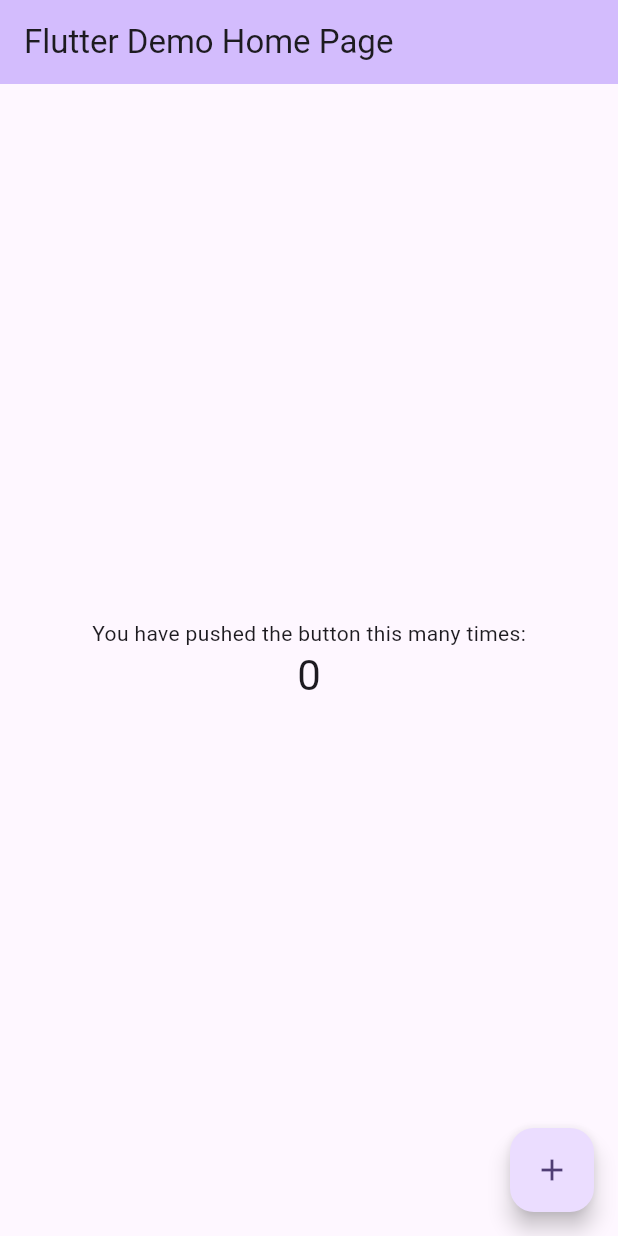
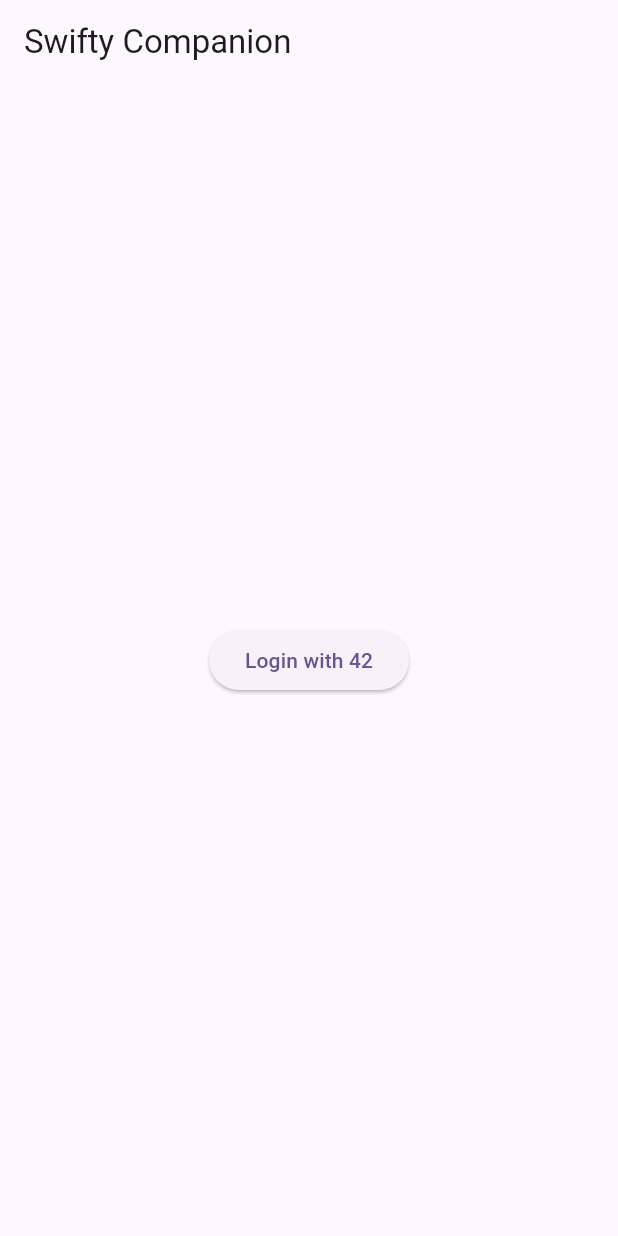
Before and after one commit to odkaz/swifty_companion, a Flutter app: the screen it shows after launch, on a phone screen of 412 x 824 dp. Run offline on Flutter 3.47's test engine with Material 3 defaults, Android fonts, the phone set to English and light mode, and no system bars; our stand-ins replace flutter_dotenv.

Commit message:
ios simulator

```diff
--- a/lib/main.dart
+++ b/lib/main.dart
@@ -1,122 +1,26 @@
 import 'package:flutter/material.dart';
+import 'package:flutter_dotenv/flutter_dotenv.dart';
+import 'screens/login_screen.dart';
 
-void main() {
-  runApp(const MyApp());
+Future<void> main() async {
+  try {
+    await dotenv.load(fileName: ".env");
+  } catch (e) {
+    print("Failed to load .env file: $e");
+  }
+  runApp(SwiftyCompanionApp());
 }
 
-class MyApp extends StatelessWidget {
-  const MyApp({super.key});
-
-  // This widget is the root of your application.
+class SwiftyCompanionApp extends StatelessWidget {
   @override
   Widget build(BuildContext context) {
     return MaterialApp(
-      title: 'Flutter Demo',
+      title: 'Swifty Companion',
       theme: ThemeData(
-        // This is the theme of your application.
-        //
-        // TRY THIS: Try running your application with "flutter run". You'll see
-        // the application has a purple toolbar. Then, without quitting the app,
-        // try changing the seedColor in the colorScheme below to Colors.green
-        // and then invoke "hot reload" (save your changes or press the "hot
-        // reload" button in a Flutter-supported IDE, or press "r" if you used
-        // the command line to start the app).
-        //
-        // Notice that the counter didn't reset back to zero; the application
-        // state is not lost during the reload. To reset the state, use hot
-        // restart instead.
-        //
-        // This works for code too, not just values: Most code changes can be
-        // tested with just a hot reload.
-        colorScheme: ColorScheme.fromSeed(seedColor: Colors.deepPurple),
+        useMaterial3: true,
+        colorSchemeSeed: Colors.deepPurple,
       ),
-      home: const MyHomePage(title: 'Flutter Demo Home Page'),
+      home: LoginScreen(),
     );
   }
 }
-
-class MyHomePage extends StatefulWidget {
-  const MyHomePage({super.key, required this.title});
-
-  // This widget is the home page of your application. It is stateful, meaning
-  // that it has a State object (defined below) that contains fields that affect
-  // how it looks.
-
-  // This class is the configuration for the state. It holds the values (in this
-  // case the title) provided by the parent (in this case the App widget) and
-  // used by the build method of the State. Fields in a Widget subclass are
-  // always marked "final".
-
-  final String title;
-
-  @override
-  State<MyHomePage> createState() => _MyHomePageState();
-}
-
-class _MyHomePageState extends State<MyHomePage> {
-  int _counter = 0;
-
-  void _incrementCounter() {
-    setState(() {
-      // This call to setState tells the Flutter framework that something has
-      // changed in this State, which causes it to rerun the build method below
-      // so that the display can reflect the updated values. If we changed
-      // _counter without calling setState(), then the build method would not be
-      // called again, and so nothing would appear to happen.
-      _counter++;
-    });
-  }
-
-  @override
-  Widget build(BuildContext context) {
-    // This method is rerun every time setState is called, for instance as done
-    // by the _incrementCounter method above.
-    //
-    // The Flutter framework has been optimized to make rerunning build methods
-    // fast, so that you can just rebuild anything that needs updating rather
-    // than having to individually change instances of widgets.
-    return Scaffold(
-      appBar: AppBar(
-        // TRY THIS: Try changing the color here to a specific color (to
-        // Colors.amber, perhaps?) and trigger a hot reload to see the AppBar
-        // change color while the other colors stay the same.
-        backgroundColor: Theme.of(context).colorScheme.inversePrimary,
-        // Here we take the value from the MyHomePage object that was created by
-        // the App.build method, and use it to set our appbar title.
-        title: Text(widget.title),
-      ),
-      body: Center(
-        // Center is a layout widget. It takes a single child and positions it
-        // in the middle of the parent.
-        child: Column(
-          // Column is also a layout widget. It takes a list of children and
-          // arranges them vertically. By default, it sizes itself to fit its
-          // children horizontally, and tries to be as tall as its parent.
-          //
-          // Column has various properties to control how it sizes itself and
-          // how it positions its children. Here we use mainAxisAlignment to
-          // center the children vertically; the main axis here is the vertical
-          // axis because Columns are vertical (the cross axis would be
-          // horizontal).
-          //
-          // TRY THIS: Invoke "debug painting" (choose the "Toggle Debug Paint"
-          // action in the IDE, or press "p" in the console), to see the
-          // wireframe for each widget.
-          mainAxisAlignment: MainAxisAlignment.center,
-          children: <Widget>[
-            const Text('You have pushed the button this many times:'),
-            Text(
-              '$_counter',
-              style: Theme.of(context).textTheme.headlineMedium,
-            ),
-          ],
-        ),
-      ),
-      floatingActionButton: FloatingActionButton(
-        onPressed: _incrementCounter,
-        tooltip: 'Increment',
-        child: const Icon(Icons.add),
-      ), // This trailing comma makes auto-formatting nicer for build methods.
-    );
-  }
-}
--- /dev/null
+++ b/lib/screens/login_screen.dart
@@ -0,0 +1,41 @@
+import 'package:flutter/material.dart';
+import 'package:flutter_dotenv/flutter_dotenv.dart';
+import 'package:url_launcher/url_launcher.dart';
+
+class LoginScreen extends StatelessWidget {
+  const LoginScreen({super.key});
+
+  Future<void> _startOAuthFlow(BuildContext context) async {
+    final clientId = dotenv.env['API_UID'];
+    final redirectUri = dotenv.env['REDIRECT_URI'];
+
+    final authUrl = Uri.parse(
+      'https://api.intra.42.fr/oauth/authorize'
+      '?client_id=$clientId'
+      '&redirect_uri=$redirectUri'
+      '&response_type=code'
+      '&scope=public',
+    );
+
+    if (await canLaunchUrl(authUrl)) {
+      await launchUrl(authUrl, mode: LaunchMode.externalApplication);
+    } else {
+      ScaffoldMessenger.of(context).showSnackBar(
+        SnackBar(content: Text('Could not launch login URL')),
+      );
+    }
+  }
+
+  @override
+  Widget build(BuildContext context) {
+    return Scaffold(
+      appBar: AppBar(title: Text('Swifty Companion')),
+      body: Center(
+        child: ElevatedButton(
+          onPressed: () => _startOAuthFlow(context),
+          child: Text('Login with 42'),
+        ),
+      ),
+    );
+  }
+}
--- a/pubspec.yaml
+++ b/pubspec.yaml
@@ -31,6 +31,7 @@ dependencies:
   flutter:
     sdk: flutter
   flutter_dotenv: ^5.1.0
+  flutter_web_auth_2: ^4.1.0
   http: ^1.2.0
   url_launcher: ^6.2.5
 
@@ -86,3 +87,6 @@ flutter:
   #
   # For details regarding fonts from package dependencies,
   # see https://flutter.dev/to/font-from-package
+
+  assets:
+    - .env
```
Also changed, not shown: 9 other files.
